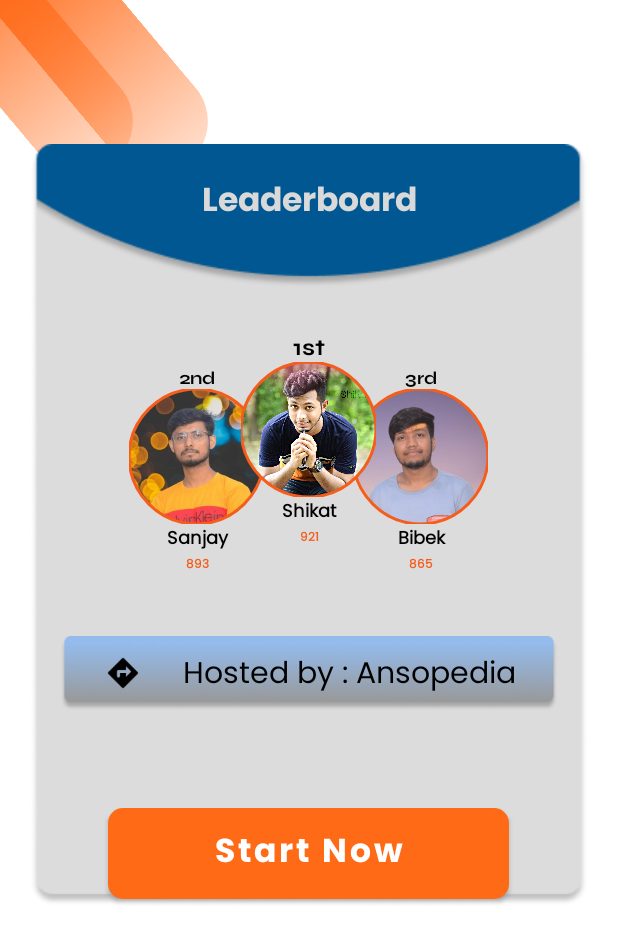
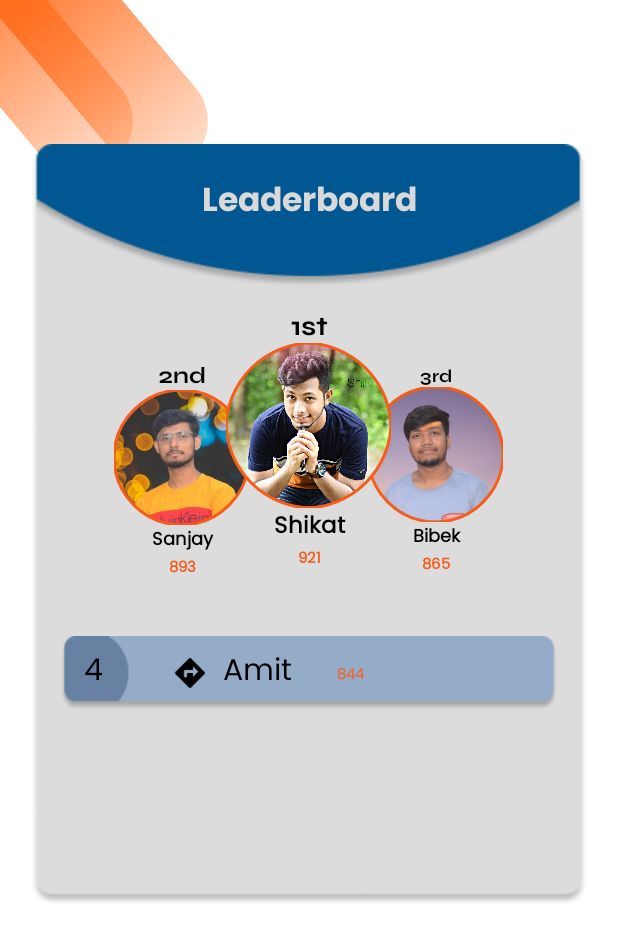
Before and after one commit to Shahbibek/Ansopedia, an Android app: the layout activity_leaderboard.xml on its own in the app's theme, with its tools: preview values and no code run, on a phone screen of 412 x 824 dp. Shown: the top 943 px of the screen. Run offline under Robolectric (Android 15) with nearby library versions, the phone set to English and light mode, and no system bars.

Commit message:
profile page updated..

```diff
--- a/app/src/main/res/layout/activity_leaderboard.xml
+++ b/app/src/main/res/layout/activity_leaderboard.xml
@@ -77,18 +77,17 @@
                 android:id="@+id/TopLead"
                 android:layout_width="match_parent"
                 android:layout_height="200dp"
-                android:gravity="center"
+                android:layout_below="@+id/Leaderboard_heading"
                 android:layout_marginTop="20dp"
-                android:layout_below="@+id/Leaderboard_heading"
-                >
+                android:gravity="center">
 
                 <LinearLayout
                     android:id="@+id/Udetails_2"
                     android:layout_width="100dp"
                     android:layout_height="wrap_content"
+                    android:layout_marginTop="20dp"
+                    android:layout_marginRight="-25dp"
                     android:gravity="center"
-                    android:layout_marginRight="-25dp"
-                    android:layout_marginTop="20dp"
                     android:orientation="vertical">
 
                     <TextView
@@ -100,18 +99,18 @@
                         android:text="2nd"
                         android:textAlignment="center"
                         android:textColor="@color/black"
-                        android:textSize="12sp"
+                        android:textSize="15sp"
                         android:textStyle="bold" />
 
                     <com.google.android.material.imageview.ShapeableImageView
                         android:id="@+id/UserImage_2"
                         android:layout_width="90dp"
                         android:layout_height="90dp"
+                        android:layout_below="@+id/Rank_2"
                         android:src="@drawable/sanjay"
-                        android:layout_below="@+id/Rank_2"
                         app:shapeAppearanceOverlay="@style/rankimageview"
                         app:strokeColor="@color/contact_shape"
-                        app:strokeWidth="3px"/>
+                        app:strokeWidth="3px" />
 
                     <TextView
                         android:id="@+id/userFname_2"
@@ -134,18 +133,18 @@
                         android:text="893"
                         android:textAlignment="center"
                         android:textColor="@color/contact_shape"
-                        android:textSize="8sp"
+                        android:textSize="10sp"
                         android:textStyle="bold" />
 
                 </LinearLayout>
 
                 <LinearLayout
                     android:id="@+id/Udetails_1"
-                    android:layout_width="100dp"
+                    android:layout_width="120dp"
                     android:layout_height="wrap_content"
                     android:gravity="center"
-                    android:translationZ="90dp"
-                    android:orientation="vertical">
+                    android:orientation="vertical"
+                    android:translationZ="90dp">
 
                     <TextView
                         android:id="@+id/Rank_1"
@@ -156,18 +155,18 @@
                         android:text="1st"
                         android:textAlignment="center"
                         android:textColor="@color/black"
-                        android:textSize="15sp"
+                        android:textSize="18sp"
                         android:textStyle="bold" />
 
                     <com.google.android.material.imageview.ShapeableImageView
                         android:id="@+id/UserImage_1"
-                        android:layout_width="90dp"
-                        android:layout_height="90dp"
+                        android:layout_width="110dp"
+                        android:layout_height="110dp"
+                        android:layout_below="@+id/Rank_1"
                         android:src="@drawable/shikat"
-                        android:layout_below="@+id/Rank_1"
-                        app:shapeAppearanceOverlay="@style/rankimageview"
+                        app:shapeAppearanceOverlay="@style/rank1imageview"
                         app:strokeColor="@color/contact_shape"
-                        app:strokeWidth="3px"/>
+                        app:strokeWidth="3px" />
 
                     <TextView
                         android:id="@+id/userFname_1"
@@ -178,7 +177,7 @@
                         android:text="Shikat"
                         android:textAlignment="center"
                         android:textColor="@color/black"
-                        android:textSize="12sp"
+                        android:textSize="15sp"
                         android:textStyle="bold" />
 
                     <TextView
@@ -190,7 +189,7 @@
                         android:text="921"
                         android:textAlignment="center"
                         android:textColor="@color/contact_shape"
-                        android:textSize="8sp"
+                        android:textSize="10sp"
                         android:textStyle="bold" />
 
                 </LinearLayout>
@@ -199,9 +198,9 @@
                     android:id="@+id/Udetails_3"
                     android:layout_width="100dp"
                     android:layout_height="wrap_content"
-                    android:gravity="center"
                     android:layout_marginLeft="-25dp"
                     android:layout_marginTop="20dp"
+                    android:gravity="center"
 
                     android:orientation="vertical">
 
@@ -221,11 +220,11 @@
                         android:id="@+id/UserImage_3"
                         android:layout_width="90dp"
                         android:layout_height="90dp"
+                        android:layout_below="@+id/Rank_3"
                         android:src="@drawable/bibek"
-                        android:layout_below="@+id/Rank_3"
                         app:shapeAppearanceOverlay="@style/rankimageview"
                         app:strokeColor="@color/contact_shape"
-                        app:strokeWidth="3px"/>
+                        app:strokeWidth="3px" />
 
                     <TextView
                         android:id="@+id/userFname_3"
@@ -248,7 +247,7 @@
                         android:text="865"
                         android:textAlignment="center"
                         android:textColor="@color/contact_shape"
-                        android:textSize="8sp"
+                        android:textSize="10sp"
                         android:textStyle="bold" />
 
                 </LinearLayout>
@@ -260,11 +259,22 @@
                 android:id="@+id/point_4"
                 android:layout_width="match_parent"
                 android:layout_height="50dp"
-                android:layout_marginHorizontal="15dp"
                 android:layout_marginStart="20dp"
                 android:layout_marginTop="30dp"
                 android:layout_marginEnd="20dp"
-                android:background="@drawable/desc_point_bg">
+                android:background="@drawable/rank_bg">
+
+                <TextView
+                    android:id="@+id/Rank_4"
+                    android:layout_width="wrap_content"
+                    android:layout_height="wrap_content"
+                    android:layout_marginHorizontal="16dp"
+                    android:layout_marginVertical="8dp"
+                    android:fontFamily="@font/poppins_regular"
+                    android:gravity="center"
+                    android:text="4"
+                    android:textColor="@color/black"
+                    android:textSize="20sp" />
 
                 <View
                     android:layout_width="24dp"
@@ -274,15 +284,28 @@
                     android:background="@drawable/round_directions" />
 
                 <TextView
-                    android:layout_width="match_parent"
+                    android:id="@+id/userFname_4"
+                    android:layout_width="wrap_content"
                     android:layout_height="wrap_content"
                     android:layout_marginHorizontal="10dp"
-                    android:layout_marginVertical="10dp"
+                    android:layout_marginVertical="8dp"
                     android:fontFamily="@font/poppins_regular"
                     android:gravity="center"
-                    android:text="Hosted by : Ansopedia"
+                    android:text="Amit"
                     android:textColor="@color/black"
                     android:textSize="20sp" />
+
+                <TextView
+                    android:id="@+id/score_4"
+                    android:layout_width="wrap_content"
+                    android:layout_height="wrap_content"
+                    android:layout_marginHorizontal="20dp"
+                    android:layout_marginVertical="7dp"
+                    android:fontFamily="@font/poppins_regular"
+                    android:gravity="center"
+                    android:text="844"
+                    android:textColor="@color/contact_shape"
+                    android:textSize="10sp" />
 
             </LinearLayout>
 
@@ -290,31 +313,6 @@
         </LinearLayout>
 
 
-        <LinearLayout
-            android:layout_width="match_parent"
-            android:layout_height="wrap_content"
-            android:layout_below="@+id/aboutTest_container"
-            android:layout_alignParentBottom="true"
-            android:layout_marginVertical="20dp"
-            android:layout_marginBottom="20dp"
-            android:gravity="center"
-            android:orientation="vertical">
-
-            <Button
-                android:id="@+id/updateBtn"
-                android:layout_width="267dp"
-                android:layout_height="wrap_content"
-                android:layout_marginVertical="20dp"
-                android:layout_marginBottom="21dp"
-                android:background="@drawable/button_background"
-                android:fontFamily="@font/poppins_bold"
-                android:padding="5dp"
-                android:text="Start Now"
-                android:textAllCaps="false"
-                android:textColor="@color/white"
-                android:textSize="22sp" />
-        </LinearLayout>
-
 
     </RelativeLayout>
 </ScrollView>
--- a/app/src/main/res/layout/activity_my_profile.xml
+++ b/app/src/main/res/layout/activity_my_profile.xml
@@ -59,7 +59,7 @@
                 android:layout_width="130dp"
                 android:layout_height="130dp"
                 android:layout_marginVertical="10dp"
-                android:src="@drawable/shikat"
+                android:src="@drawable/profile_pic_circle"
                 app:shapeAppearanceOverlay="@style/roundimageview" />
 
             <ImageView
--- a/app/src/main/res/values/style.xml
+++ b/app/src/main/res/values/style.xml
@@ -20,4 +20,10 @@
         <item name="color">@color/black</item>
     </style>
 
+    <style name="rank1imageview" parent="">
+        <item name="cornerFamily">rounded</item>
+        <item name="cornerSize">57dp</item>
+        <item name="color">@color/black</item>
+    </style>
+
 </resources>
```
Also changed, not shown: app/src/main/res/drawable/profile_pic_circle.png (added), app/src/main/res/drawable/rank_bg.png (added).
